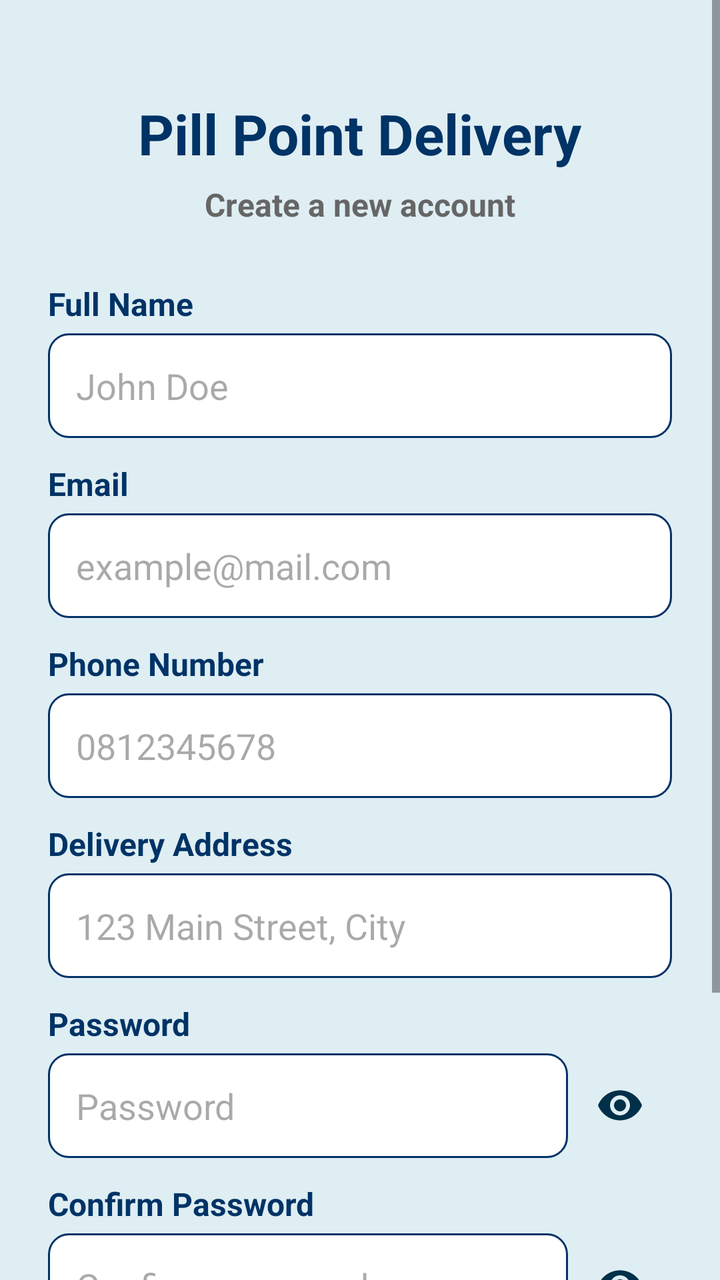
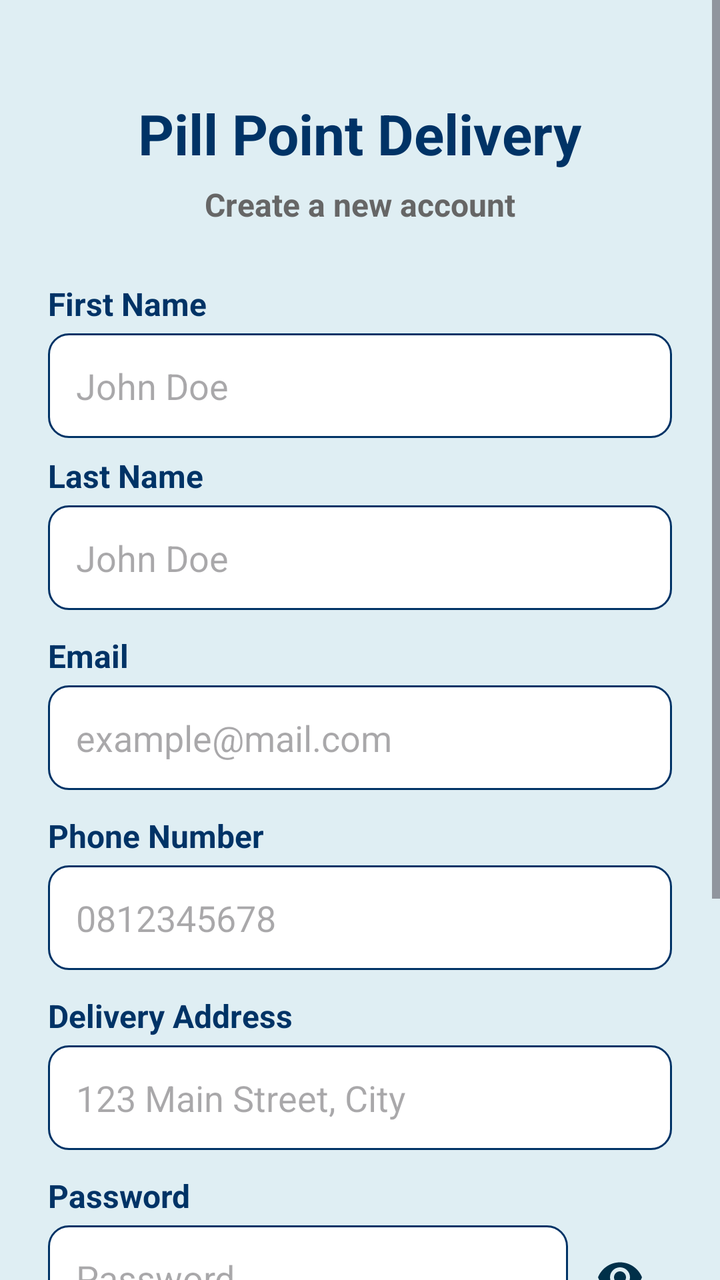

Before-and-after screenshots of an Android layout around one commit, followed by the original layout XML and the change that was made.
<!-- AndroidManifest.xml: application theme Theme.Pillpoint -->
<!-- res/layout/activity_signup.xml -->
<?xml version="1.0" encoding="utf-8"?>
<ScrollView xmlns:android="http://schemas.android.com/apk/res/android"
    xmlns:tools="http://schemas.android.com/tools"
    android:id="@+id/main"
    android:layout_width="match_parent"
    android:layout_height="match_parent"
    android:background="#DFEEF3"
    android:fillViewport="true"
    tools:context=".Signup">

    <LinearLayout
        android:layout_width="match_parent"
        android:layout_height="wrap_content"
        android:gravity="center_horizontal"
        android:orientation="vertical"
        android:padding="24dp">

        <TextView
            android:layout_width="wrap_content"
            android:layout_height="wrap_content"
            android:layout_marginTop="24dp"
            android:text="Pill Point Delivery"
            android:textColor="@color/dark_blue"
            android:textSize="28sp"
            android:textStyle="bold" />

        <TextView
            android:layout_width="wrap_content"
            android:layout_height="wrap_content"
            android:layout_marginTop="6dp"
            android:layout_marginBottom="20dp"
            android:text="Create a new account"
            android:textColor="#666666"
            android:textSize="16sp"
            android:textStyle="bold" />

        
        <TextView
            android:layout_width="wrap_content"
            android:layout_height="wrap_content"
            android:layout_gravity="start"
            android:layout_marginTop="8dp"
            android:text="Full Name"
            android:textColor="@color/dark_blue"
            android:textSize="16sp"
            android:textStyle="bold" />

        <EditText
            android:id="@+id/etFullName"
            android:layout_width="match_parent"
            android:layout_height="wrap_content"
            android:layout_marginTop="4dp"
            android:background="@drawable/edit_text_background"
            android:hint="John Doe"
            android:inputType="textPersonName"
            android:minHeight="50dp"
            android:padding="14dp" />

        
        <TextView
            android:layout_width="wrap_content"
            android:layout_height="wrap_content"
            android:layout_gravity="start"
            android:layout_marginTop="12dp"
            android:text="Email"
            android:textColor="@color/dark_blue"
            android:textSize="16sp"
            android:textStyle="bold" />

        <EditText
            android:id="@+id/etEmail"
            android:layout_width="match_parent"
            android:layout_height="wrap_content"
            android:layout_marginTop="4dp"
            android:background="@drawable/edit_text_background"
            android:hint="example@mail.com"
            android:inputType="textEmailAddress"
            android:minHeight="50dp"
            android:padding="14dp" />

        
        <TextView
            android:layout_width="wrap_content"
            android:layout_height="wrap_content"
            android:layout_gravity="start"
            android:layout_marginTop="12dp"
            android:text="Phone Number"
            android:textColor="@color/dark_blue"
            android:textSize="16sp"
            android:textStyle="bold" />

        <EditText
            android:id="@+id/etPhone"
            android:layout_width="match_parent"
            android:layout_height="wrap_content"
            android:layout_marginTop="4dp"
            android:background="@drawable/edit_text_background"
            android:hint="0812345678"
            android:inputType="phone"
            android:minHeight="50dp"
            android:padding="14dp" />

        
        <TextView
            android:layout_width="wrap_content"
            android:layout_height="wrap_content"
            android:layout_gravity="start"
            android:layout_marginTop="12dp"
            android:text="Delivery Address"
            android:textColor="@color/dark_blue"
            android:textSize="16sp"
            android:textStyle="bold" />

        <EditText
            android:id="@+id/etAddress"
            android:layout_width="match_parent"
            android:layout_height="wrap_content"
            android:layout_marginTop="4dp"
            android:background="@drawable/edit_text_background"
            android:hint="123 Main Street, City"
            android:inputType="textPostalAddress"
            android:minHeight="50dp"
            android:padding="14dp" />

        
        <TextView
            android:layout_width="wrap_content"
            android:layout_height="wrap_content"
            android:layout_gravity="start"
            android:layout_marginTop="12dp"
            android:text="Password"
            android:textColor="@color/dark_blue"
            android:textSize="16sp"
            android:textStyle="bold" />

        <LinearLayout
            android:layout_width="match_parent"
            android:layout_height="wrap_content"
            android:orientation="horizontal"
            android:gravity="center_vertical"
            android:layout_marginTop="4dp">

            <EditText
                android:id="@+id/etPassword"
                android:layout_width="0dp"
                android:layout_height="wrap_content"
                android:layout_weight="1"
                android:background="@drawable/edit_text_background"
                android:hint="Password"
                android:inputType="textPassword"
                android:minHeight="50dp"
                android:padding="14dp" />

            <ImageButton
                android:id="@+id/btnTogglePassword"
                android:layout_width="52dp"
                android:layout_height="50dp"
                android:background="@android:color/transparent"
                android:contentDescription="Show password"
                android:src="@drawable/ic_visibility" />
        </LinearLayout>

        
        <TextView
            android:layout_width="wrap_content"
            android:layout_height="wrap_content"
            android:layout_gravity="start"
            android:layout_marginTop="12dp"
            android:text="Confirm Password"
            android:textColor="@color/dark_blue"
            android:textSize="16sp"
            android:textStyle="bold" />

        <LinearLayout
            android:layout_width="match_parent"
            android:layout_height="wrap_content"
            android:orientation="horizontal"
            android:gravity="center_vertical"
            android:layout_marginTop="4dp">

            <EditText
                android:id="@+id/etConfirmPassword"
                android:layout_width="0dp"
                android:layout_height="wrap_content"
                android:layout_weight="1"
                android:background="@drawable/edit_text_background"
                android:hint="Confirm password"
                android:inputType="textPassword"
                android:minHeight="50dp"
                android:padding="14dp" />

            <ImageButton
                android:id="@+id/btnToggleConfirmPassword"
                android:layout_width="52dp"
                android:layout_height="50dp"
                android:background="@android:color/transparent"
                android:contentDescription="Show confirm password"
                android:src="@drawable/ic_visibility" />
        </LinearLayout>

        
        <Button
            android:id="@+id/btnSignup"
            android:layout_width="match_parent"
            android:layout_height="wrap_content"
            android:layout_marginTop="24dp"
            android:backgroundTint="@color/dark_blue"
            android:minHeight="52dp"
            android:text="Sign Up"
            android:textAllCaps="false"
            android:textColor="@android:color/white"
            android:textSize="16sp"
            android:textStyle="bold" />

        
        <TextView
            android:id="@+id/tvLoginLink"
            android:layout_width="wrap_content"
            android:layout_height="wrap_content"
            android:layout_marginTop="16dp"
            android:clickable="true"
            android:focusable="true"
            android:padding="10dp"
            android:text="Already have an account? Log In"
            android:textColor="@color/dark_blue"
            android:textSize="15sp"
            android:textStyle="bold" />

    </LinearLayout>
</ScrollView>
<!-- resources referenced by this layout -->
<resources>
  <color name="dark_blue">#003366</color>
  <!-- drawable edit_text_background (drawable) -->
  <?xml version="1.0" encoding="utf-8"?>
  <shape xmlns:android="http://schemas.android.com/apk/res/android">
  
      <solid android:color="#FFFFFF"/>
  
      <stroke
          android:width="1dp"
          android:color="@color/dark_blue"/>
  
      <corners android:radius="10dp"/>
  
      <padding
          android:left="10dp"
          android:right="10dp"
          android:top="10dp"
          android:bottom="10dp"/>
  
  
  </shape>
  <!-- drawable ic_visibility (drawable) -->
  <vector xmlns:android="http://schemas.android.com/apk/res/android" android:width="24dp" android:height="24dp" android:viewportWidth="24" android:viewportHeight="24">
      <path android:fillColor="#003049" android:pathData="M12,4.5C7,4.5 2.73,7.61 1,12c1.73,4.39 6,7.5 11,7.5s9.27,-3.11 11,-7.5C21.27,7.61 17,4.5 12,4.5zM12,17c-2.76,0 -5,-2.24 -5,-5s2.24,-5 5,-5 5,2.24 5,5 -2.24,5 -5,5zM12,9c-1.66,0 -3,1.34 -3,3s1.34,3 3,3 3,-1.34 3,-3 -1.34,-3 -3,-3z"/>
  </vector>
  <style name="Theme.Pillpoint" parent="Base.Theme.Pillpoint" />
  <style name="Base.Theme.Pillpoint" parent="Theme.Material3.Light.NoActionBar">
          
  
          
  
          <item name="colorPrimary">@color/blue</item>
          <item name="colorOnPrimary">@color/white</item>
  
          <item name="colorSecondary">@color/red</item>
          <item name="colorOnSecondary">@color/white</item>
  
          <item name="android:statusBarColor">@color/dark_blue</item>
          <item name="android:navigationBarColor">@color/blue</item>
      </style>
  <color name="blue">#0D6EFD</color>
  <color name="white">#FFFFFFFF</color>
  <color name="red">#FF0000</color>
</resources>

<!-- the commit's change to res/layout/activity_signup.xml (unified diff, before → after) -->
@@ -40,13 +40,35 @@
             android:layout_height="wrap_content"
             android:layout_gravity="start"
             android:layout_marginTop="8dp"
-            android:text="Full Name"
-            android:textColor="@color/dark_blue"
-            android:textSize="16sp"
-            android:textStyle="bold" />
-
-        <EditText
-            android:id="@+id/etFullName"
+            android:text="First Name"
+            android:textColor="@color/dark_blue"
+            android:textSize="16sp"
+            android:textStyle="bold" />
+
+        <EditText
+            android:id="@+id/etFirstName"
+            android:layout_width="match_parent"
+            android:layout_height="wrap_content"
+            android:layout_marginTop="4dp"
+            android:background="@drawable/edit_text_background"
+            android:hint="John Doe"
+            android:inputType="textPersonName"
+            android:minHeight="50dp"
+            android:padding="14dp" />
+
+        
+        <TextView
+            android:layout_width="wrap_content"
+            android:layout_height="wrap_content"
+            android:layout_gravity="start"
+            android:layout_marginTop="8dp"
+            android:text="Last Name"
+            android:textColor="@color/dark_blue"
+            android:textSize="16sp"
+            android:textStyle="bold" />
+
+        <EditText
+            android:id="@+id/etLastName"
             android:layout_width="match_parent"
             android:layout_height="wrap_content"
             android:layout_marginTop="4dp"
